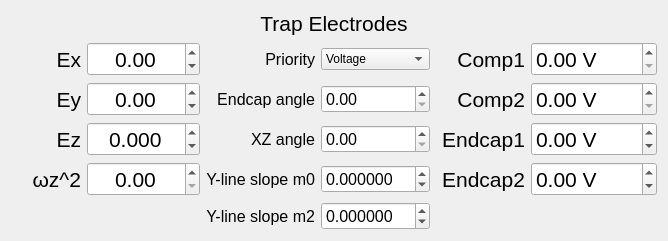
Before: the Qt Designer form clients/electrode_client/electrode.ui in HaeffnerLab/HaeffnerLabLattice, drawn with Qt 5.
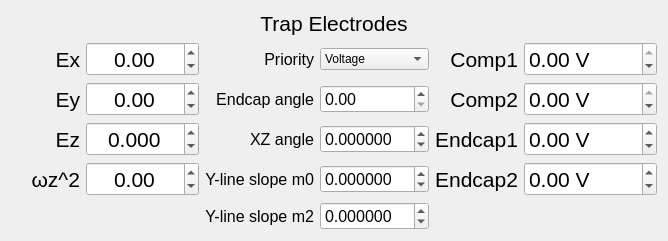
After: the same form once the commit is applied.

Diff of the .ui file:
```diff
--- a/clients/electrode_client/electrode.ui
+++ b/clients/electrode_client/electrode.ui
@@ -54,8 +54,11 @@
      <property name="suffix">
       <string> V</string>
      </property>
+     <property name="minimum">
+      <double>-2000.000000000000000</double>
+     </property>
      <property name="maximum">
-      <double>2000.000000000000000</double>
+      <double>0.000000000000000</double>
      </property>
     </widget>
    </item>
@@ -159,8 +162,11 @@
      <property name="suffix">
       <string> V</string>
      </property>
+     <property name="minimum">
+      <double>-2000.000000000000000</double>
+     </property>
      <property name="maximum">
-      <double>2000.000000000000000</double>
+      <double>0.000000000000000</double>
      </property>
     </widget>
    </item>
@@ -177,6 +183,9 @@
      <property name="keyboardTracking">
       <bool>false</bool>
      </property>
+     <property name="minimum">
+      <double>-10.000000000000000</double>
+     </property>
      <property name="maximum">
       <double>1000.000000000000000</double>
      </property>
@@ -518,8 +527,14 @@
      <property name="keyboardTracking">
       <bool>false</bool>
      </property>
+     <property name="decimals">
+      <number>6</number>
+     </property>
+     <property name="minimum">
+      <double>-1.000000000000000</double>
+     </property>
      <property name="maximum">
-      <double>90.000000000000000</double>
+      <double>1.000000000000000</double>
      </property>
      <property name="singleStep">
       <double>0.010000000000000</double>
```
Left out of the diff: 2 changed lines with no effect on the pictures.
